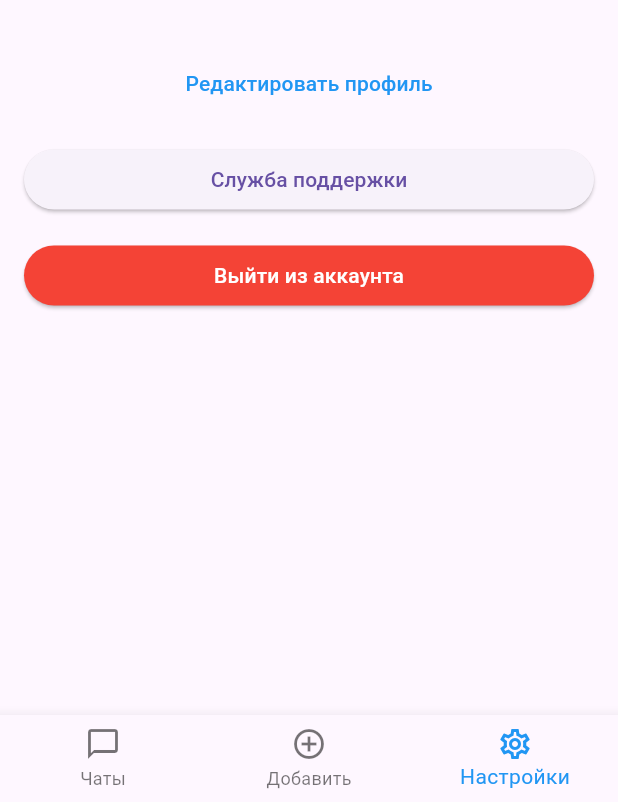
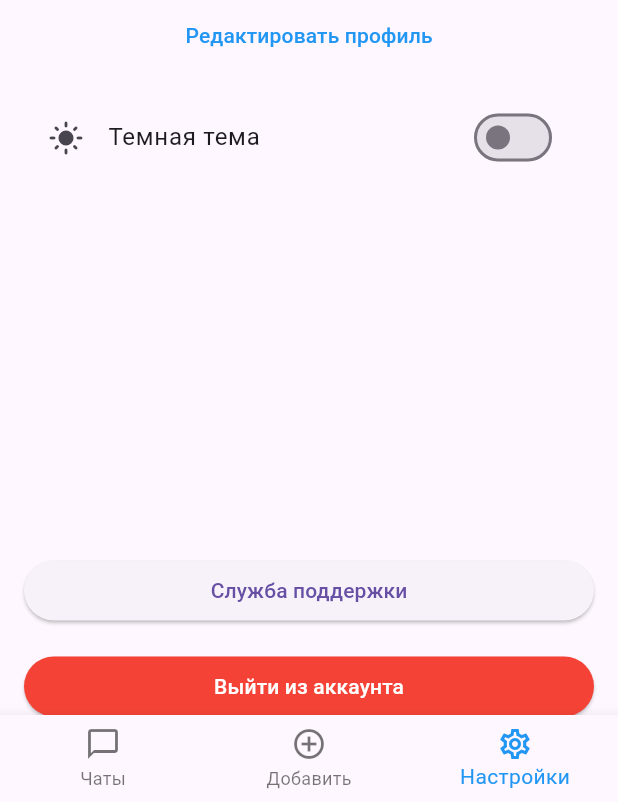
Before and after one commit to DoszhanAlybayev/messenger, a Flutter app: the screen it shows after launch, item 3 of the bottom bar chosen, on a phone screen of 412 x 824 dp, the part 434-1236 px from its top. Run offline on Flutter 3.47's test engine with Material 3 defaults, Android fonts, the phone set to English and light mode, and no system bars; our stand-ins replace bloc, equatable, flutter_bloc, image_picker, shared_preferences; network calls fail.

Commit message:
темная тема

```diff
--- a/messenger/lib/main.dart
+++ b/messenger/lib/main.dart
@@ -1,9 +1,16 @@
-// main.dart
+// lib/main.dart
 import 'package:flutter/material.dart';
+import 'package:provider/provider.dart';
 import 'package:messenger/home_page.dart';
+import 'package:messenger/providers/theme_provider.dart';
 
 void main() {
-  runApp(const MyApp());
+  runApp(
+    ChangeNotifierProvider(
+      create: (context) => ThemeProvider(),
+      child: const MyApp(),
+    ),
+  );
 }
 
 class MyApp extends StatelessWidget {
@@ -11,13 +18,16 @@ class MyApp extends StatelessWidget {
 
   @override
   Widget build(BuildContext context) {
-    return MaterialApp(
-      title: 'Мессенджер',
-      theme: ThemeData(
-        primarySwatch: Colors.blue,
-      ),
-      debugShowCheckedModeBanner: false,
-      home: const HomePage(), // Главная страница теперь HomePage
+    return Consumer<ThemeProvider>(
+      builder: (context, themeProvider, child) {
+        return MaterialApp(
+          title: 'Мессенджер',
+          theme: ThemeData.light(),
+          darkTheme: ThemeData.dark(),
+          themeMode: themeProvider.themeMode,
+          home: const HomePage(),
+        );
+      },
     );
   }
 }
--- /dev/null
+++ b/messenger/lib/providers/theme_provider.dart
@@ -0,0 +1,13 @@
+
+import 'package:flutter/material.dart';
+
+class ThemeProvider with ChangeNotifier {
+  ThemeMode _themeMode = ThemeMode.system;
+
+  ThemeMode get themeMode => _themeMode;
+
+  void toggleTheme(bool isDark) {
+    _themeMode = isDark ? ThemeMode.dark : ThemeMode.light;
+    notifyListeners();
+  }
+}
--- a/messenger/lib/screens/settings_screen.dart
+++ b/messenger/lib/screens/settings_screen.dart
@@ -2,8 +2,10 @@
 import 'package:flutter/material.dart';
 import 'package:image_picker/image_picker.dart';
 import 'package:shared_preferences/shared_preferences.dart';
+import 'package:provider/provider.dart';
 import 'dart:io';
 import 'package:messenger/widgets/profile_avatar.dart';
+import 'package:messenger/providers/theme_provider.dart'; // Импортируем провайдер темы
 
 class SettingsScreen extends StatefulWidget {
   const SettingsScreen({super.key});
@@ -55,10 +57,13 @@ class _SettingsScreenState extends State<SettingsScreen> {
       await prefs.setString('user_avatar_path', _image!.path);
     }
 
-    ScaffoldMessenger.of(context).showSnackBar(
-      const SnackBar(content: Text('Профиль сохранен!')),
-    );
-    _toggleEditing();
+    // Показываем Snackbar в Scaffold
+    if (mounted) {
+      ScaffoldMessenger.of(context).showSnackBar(
+        const SnackBar(content: Text('Профиль сохранен!')),
+      );
+      _toggleEditing();
+    }
   }
 
   void _toggleEditing() {
@@ -78,6 +83,10 @@ class _SettingsScreenState extends State<SettingsScreen> {
 
   @override
   Widget build(BuildContext context) {
+    // Получаем доступ к ThemeProvider
+    final themeProvider = Provider.of<ThemeProvider>(context);
+    final isDark = themeProvider.themeMode == ThemeMode.dark;
+
     return Scaffold(
       body: SingleChildScrollView(
         child: Padding(
@@ -93,7 +102,6 @@ class _SettingsScreenState extends State<SettingsScreen> {
 
               const SizedBox(height: 32),
 
-              // --- Условное отображение полей ---
               if (_isEditing) ...[
                 TextField(
                   controller: _nameController,
@@ -118,7 +126,6 @@ class _SettingsScreenState extends State<SettingsScreen> {
                   ),
                 ),
               ] else ...[
-                // Отображаем имя и "О себе" как обычный текст
                 Text(
                   _nameController.text,
                   style: const TextStyle(fontSize: 24, fontWeight: FontWeight.bold),
@@ -132,9 +139,7 @@ class _SettingsScreenState extends State<SettingsScreen> {
                 ),
               ],
 
-              const SizedBox(height: 32),
 
-              // --- Кнопка "Редактировать профиль" или "Отменить" ---
               TextButton(
                 onPressed: _toggleEditing,
                 child: Text(
@@ -145,7 +150,6 @@ class _SettingsScreenState extends State<SettingsScreen> {
 
               const SizedBox(height: 16),
 
-              // --- Кнопка "Сохранить" ---
               if (_isEditing)
                 ElevatedButton(
                   onPressed: _saveProfile,
@@ -154,6 +158,18 @@ class _SettingsScreenState extends State<SettingsScreen> {
 
               if (_isEditing)
                 const SizedBox(height: 16),
+
+                              // --- Переключатель для темной темы ---
+              SwitchListTile(
+                title: const Text('Темная тема'),
+                value: isDark,
+                onChanged: (bool value) {
+                  themeProvider.toggleTheme(value);
+                },
+                secondary: Icon(isDark ? Icons.dark_mode : Icons.light_mode),
+              ),
+
+              const SizedBox(height: 250),
 
               ElevatedButton(
                 onPressed: () {},
```
